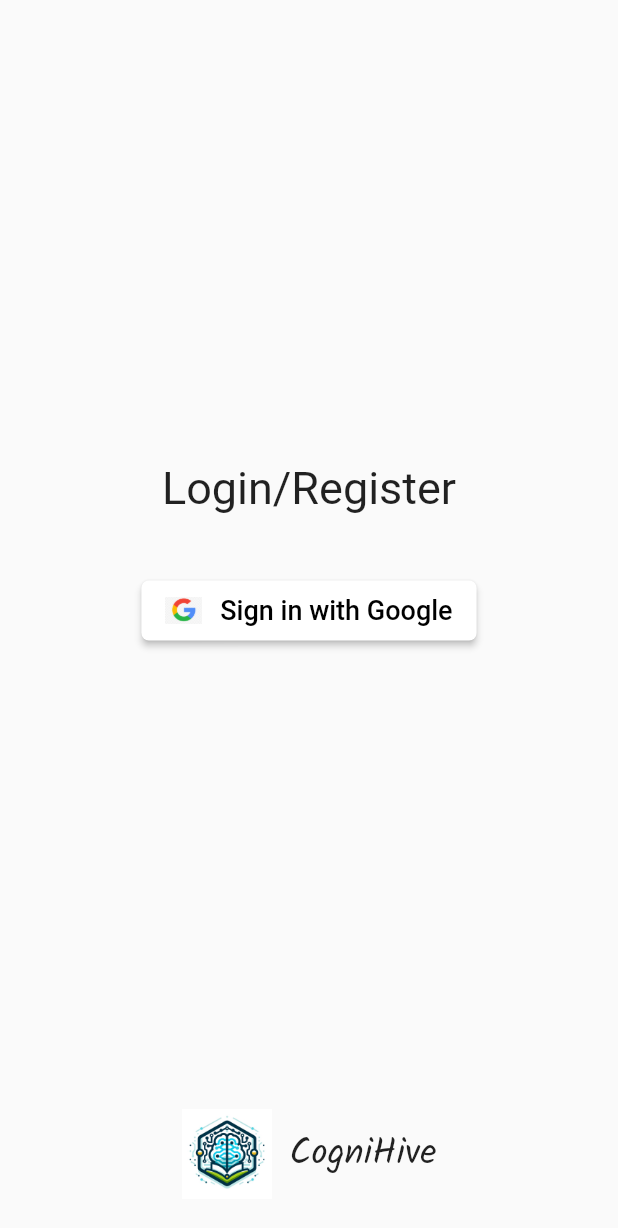
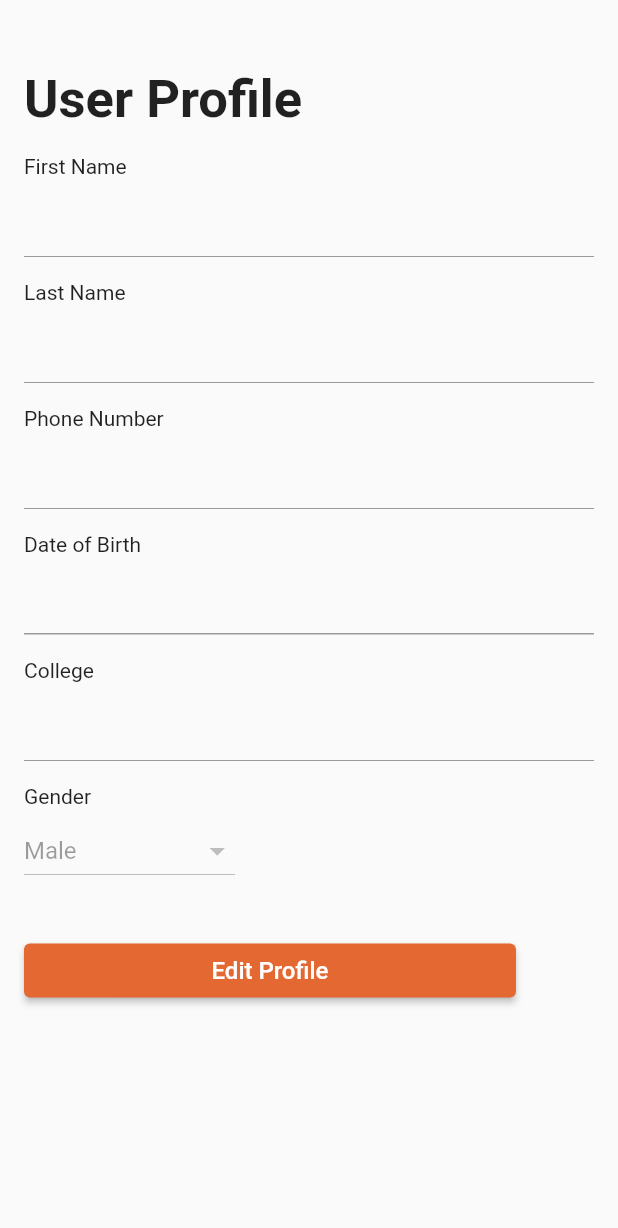
Before and after one commit to abhirammmmm/CogniHive, a Flutter app: the screen it shows after launch, on a phone screen of 412 x 824 dp. Shown: the top 1228 px of the screen. Run offline on Flutter 3.47's test engine with Material 2 defaults, Android fonts, the phone set to English and light mode, and no system bars.

Commit message:
final profile

```diff
--- a/lib/main.dart
+++ b/lib/main.dart
@@ -6,7 +6,7 @@ void main() {
   runApp(MaterialApp(
     debugShowCheckedModeBanner: false,
     routes: {
-      '/' : (context)=> const LoginUi(),
+      '/' : (context)=> ProfileUI(),
     },
   ));
 }
--- a/lib/screens/home/profile_ui.dart
+++ b/lib/screens/home/profile_ui.dart
@@ -0,0 +1,147 @@
+import 'package:flutter/material.dart';
+
+class ProfileUI extends StatefulWidget {
+  @override
+  _ProfileUIState createState() => _ProfileUIState();
+}
+
+class _ProfileUIState extends State<ProfileUI> {
+  bool isEditing = false;
+  TextEditingController _firstNameController = TextEditingController();
+  TextEditingController _lastNameController = TextEditingController();
+  TextEditingController _phoneController = TextEditingController();
+  TextEditingController _dobController = TextEditingController();
+  TextEditingController _collegeController = TextEditingController();
+  String _selectedGender = 'Male'; // Default value
+
+  @override
+  Widget build(BuildContext context) {
+    return Scaffold(
+      body: Padding(
+        padding: const EdgeInsets.all(16.0),
+        child: Column(
+          crossAxisAlignment: CrossAxisAlignment.start,
+          children: [
+            SizedBox(height: 30.0),
+            Text(
+              'User Profile',
+              style: TextStyle(
+                fontSize: 35.0,
+                fontWeight: FontWeight.bold,
+              ),
+            ),
+            SizedBox(height: 16.0),
+            buildForm('First Name', _firstNameController),
+            buildForm('Last Name', _lastNameController),
+            buildForm('Phone Number', _phoneController),
+            buildDatePickerForm('Date of Birth', _dobController),
+            buildForm('College', _collegeController),
+            buildGenderDropdown(),
+            SizedBox(height: 16.0),
+            ElevatedButton(
+              onPressed: () {
+                setState(() {
+                  isEditing = !isEditing;
+                });
+              },
+              style: ElevatedButton.styleFrom(
+                padding: EdgeInsets.symmetric(horizontal: 125), // Adjust the horizontal padding
+                backgroundColor: Color(0xFFE46831), // Use the orange color
+              ),
+              child: Text(
+                isEditing ? 'Save Profile' : 'Edit Profile',
+                style: TextStyle(fontSize: 16), // Adjust the font size
+              ),
+            ),
+          ],
+        ),
+      ),
+    );
+  }
+
+  Widget buildForm(String labelText, TextEditingController controller) {
+    return Column(
+      crossAxisAlignment: CrossAxisAlignment.start,
+      children: [
+        Text(
+          labelText,
+          style: TextStyle(fontSize: 14.0),
+        ),
+        SizedBox(height: 4.0),
+        TextFormField(
+          controller: controller,
+          enabled: isEditing,
+        ),
+        SizedBox(height: 16.0),
+      ],
+    );
+  }
+
+  Widget buildDatePickerForm(String labelText, TextEditingController controller) {
+    return Column(
+      crossAxisAlignment: CrossAxisAlignment.start,
+      children: [
+        Text(
+          labelText,
+          style: TextStyle(fontSize: 14.0),
+        ),
+        SizedBox(height: 4.0),
+        InkWell(
+          onTap: isEditing
+              ? () async {
+            DateTime? date = await showDatePicker(
+              context: context,
+              initialDate: DateTime.now(),
+              firstDate: DateTime(1900),
+              lastDate: DateTime.now(),
+            );
+
+            if (date != null && date != DateTime.now()) {
+              // Format the date as per your requirement
+              String formattedDate = "${date.day}-${date.month}-${date.year}";
+              controller.text = formattedDate;
+            }
+          }
+              : null,
+          child: IgnorePointer(
+            ignoring: true,
+            child: TextFormField(
+              controller: controller,
+            ),
+          ),
+        ),
+        SizedBox(height: 16.0),
+      ],
+    );
+  }
+
+  Widget buildGenderDropdown() {
+    return Column(
+      crossAxisAlignment: CrossAxisAlignment.start,
+      children: [
+        Text(
+          'Gender',
+          style: TextStyle(fontSize: 14.0),
+        ),
+        SizedBox(height: 4.0),
+        DropdownButton<String>(
+          value: _selectedGender,
+          items: ['Male', 'Female', 'Prefer not to say'].map((String value) {
+            return DropdownMenuItem<String>(
+              value: value,
+              child: Text(value),
+            );
+          }).toList(),
+          onChanged: isEditing
+              ? (String? value) {
+            setState(() {
+              _selectedGender = value!;
+            });
+          }
+              : null,
+        ),
+        SizedBox(height: 16.0),
+      ],
+    );
+  }
+}
```
Also changed, not shown: pubspec.lock.
